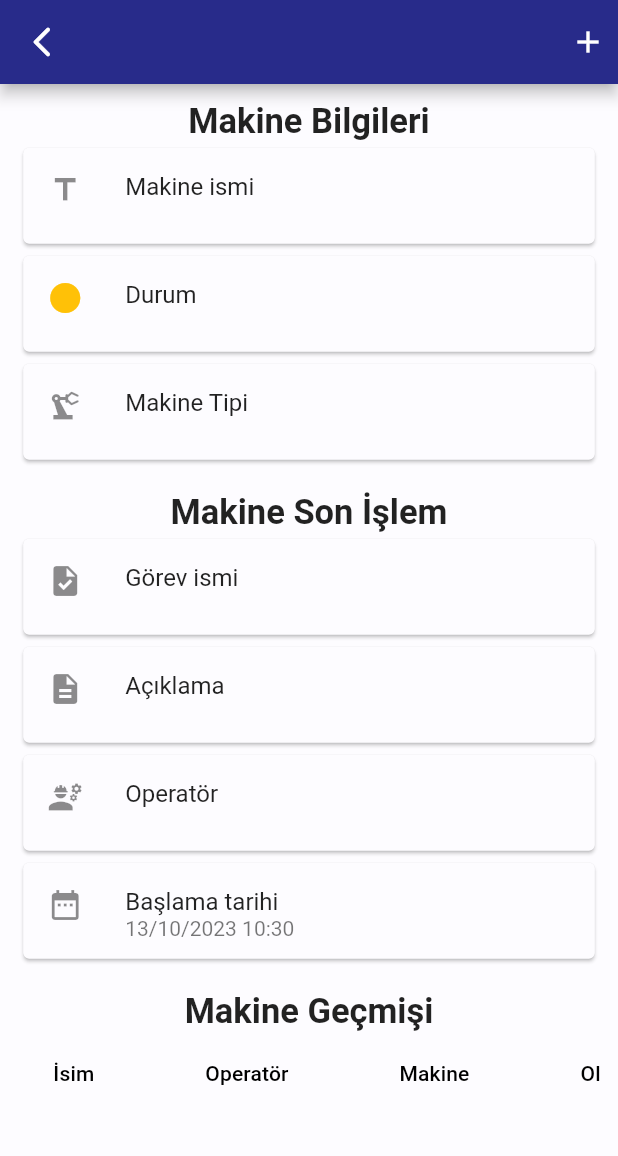
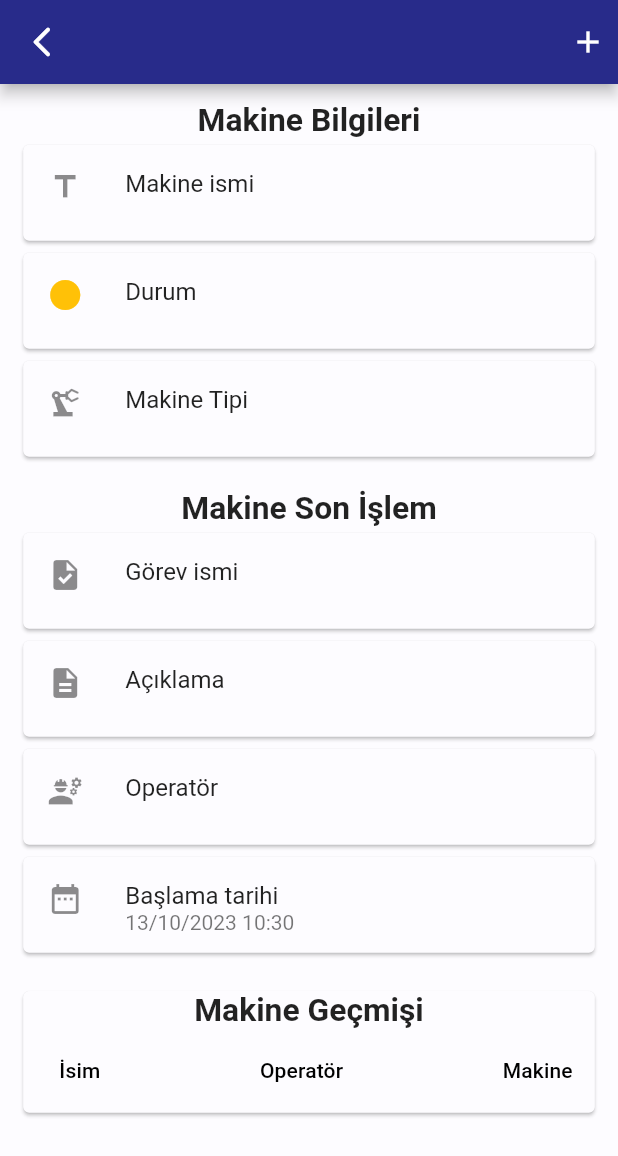
Before and after one commit to edibesad/enelsis, a Flutter app: the MachineDetail screen opened directly with empty values, on a phone screen of 412 x 824 dp. Shown: the top 1156 px of the screen. Run offline on Flutter 3.47's test engine with Material 2 defaults, Android fonts, the phone set to English and light mode, and no system bars; our stand-ins replace flutter_screenutil, get; missing offline and left inert: mobile_scanner, omni_datetime_picker; Roboto replaces fonts that are missing (.AppleSystemUIFont).

Commit message:
web için responsive düzeltme

```diff
--- a/lib/utils/widgets/custom_textfield.dart
+++ b/lib/utils/widgets/custom_textfield.dart
@@ -24,7 +24,7 @@ class CustomTextField extends StatelessWidget {
       ),
       child: Padding(
         padding: EdgeInsets.symmetric(
-          horizontal: 20.w,
+          horizontal: 20,
         ),
         child: TextFormField(
           onChanged: onChanged,
--- a/lib/utils/widgets/tasks_table.dart
+++ b/lib/utils/widgets/tasks_table.dart
@@ -1,5 +1,6 @@
 import 'package:enelsis/models/machine_task_model.dart';
 import 'package:flutter/material.dart';
+import 'package:flutter_screenutil/flutter_screenutil.dart';
 import 'package:get/get.dart';
 
 class TasksTable extends StatefulWidget {
@@ -29,6 +30,9 @@ class _TasksTableState extends State<TasksTable> {
           child: DataTable(
             sortAscending: isAscending,
             sortColumnIndex: sortColumnIndex,
+            columnSpacing: ScreenUtil().orientation == Orientation.portrait
+                ? 100.h
+                : 100.w,
             columns: [
               buildDataColumn("İsim"),
               buildDataColumn("Operatör"),
--- a/lib/views/machine_detail_page/machine_detail_page.dart
+++ b/lib/views/machine_detail_page/machine_detail_page.dart
@@ -35,7 +35,7 @@ class MachineDetail extends StatelessWidget {
         child: Padding(
           padding: EdgeInsets.all(12.sp),
           child: Column(
-            crossAxisAlignment: CrossAxisAlignment.start,
+            crossAxisAlignment: CrossAxisAlignment.center,
             children: [
               MachineInfo(
                 machineModel: machineModel,
--- a/lib/views/machine_detail_page/widgets/machine_info.dart
+++ b/lib/views/machine_detail_page/widgets/machine_info.dart
@@ -17,7 +17,7 @@ class MachineInfo extends StatelessWidget {
     return Column(
       children: [
         Text("Makine Bilgileri",
-            style: TextStyle(fontWeight: FontWeight.bold, fontSize: 24.sp)),
+            style: TextStyle(fontWeight: FontWeight.bold, fontSize: 24.r)),
         Card(
           child: ListTile(
             leading: const Icon(Icons.title),
--- a/lib/views/machine_detail_page/widgets/machine_task_history.dart
+++ b/lib/views/machine_detail_page/widgets/machine_task_history.dart
@@ -36,14 +36,16 @@ class MachineTaskHistory extends StatelessWidget {
           );
         }
 
-        return Column(
+        return Card(
+          child: Column(
             children: [
               Text(
                 "Makine Geçmişi",
-              style: TextStyle(fontWeight: FontWeight.bold, fontSize: 24.sp),
+                style: TextStyle(fontWeight: FontWeight.bold, fontSize: 24.r),
               ),
               TasksTable(snapshot.data!, false),
             ],
+          ),
         );
       },
     );
--- a/lib/views/machine_detail_page/widgets/machine_task_info.dart
+++ b/lib/views/machine_detail_page/widgets/machine_task_info.dart
@@ -15,7 +15,7 @@ class MachineTaskInfo extends StatelessWidget {
       children: [
         Text(
           "Makine Son İşlem",
-          style: TextStyle(fontWeight: FontWeight.bold, fontSize: 24.sp),
+          style: TextStyle(fontWeight: FontWeight.bold, fontSize: 24.r),
         ),
         Column(
           children: [
--- a/lib/views/stocks_page/stocks_history/widgets/stock_history_table.dart
+++ b/lib/views/stocks_page/stocks_history/widgets/stock_history_table.dart
@@ -1,5 +1,6 @@
 import 'package:enelsis/models/item_history_model.dart';
 import 'package:flutter/material.dart';
+import 'package:flutter_screenutil/flutter_screenutil.dart';
 
 class StockHistoryTable extends StatefulWidget {
   const StockHistoryTable(this.history, {super.key});
@@ -22,6 +23,8 @@ class _StockHistoryTableState extends State<StockHistoryTable> {
         child: DataTable(
             sortAscending: isAscending,
             sortColumnIndex: sortColumnIndex,
+            columnSpacing:
+                ScreenUtil().orientation == Orientation.portrait ? 100.h : 45.w,
             columns: [
               buildDataColumn("Malzeme ismi"),
               buildDataColumn("Ekleyen kişi"),
@@ -29,7 +32,7 @@ class _StockHistoryTableState extends State<StockHistoryTable> {
               buildDataColumn("Miktar"),
               buildDataColumn("Birim"),
               buildDataColumn("Açıklama"),
-              buildDataColumn("Kullanma mı?")
+              buildDataColumn("Kullanma")
             ],
             rows: widget.history
                 .map<DataRow>((e) => DataRow(cells: [
--- a/lib/views/stocks_page/stocks_query/widgets/query_with_qr.dart
+++ b/lib/views/stocks_page/stocks_query/widgets/query_with_qr.dart
@@ -24,9 +24,8 @@ class _QueryWithQRState extends State<QueryWithQR> {
       child: Column(
         mainAxisAlignment: MainAxisAlignment.center,
         children: [
-          SizedBox(
-            width: 350.w,
-            height: 350.h,
+          SizedBox.square(
+            dimension: 500.r,
             child: Card(
               child: Column(
                 children: [
```
Also changed, not shown: lib/views/machines_electonic_page/screens/item_control_screen_with_barcode.dart (+8 -7 lines), 1 other file. Lines whose indentation alone changed are shown as unchanged.
